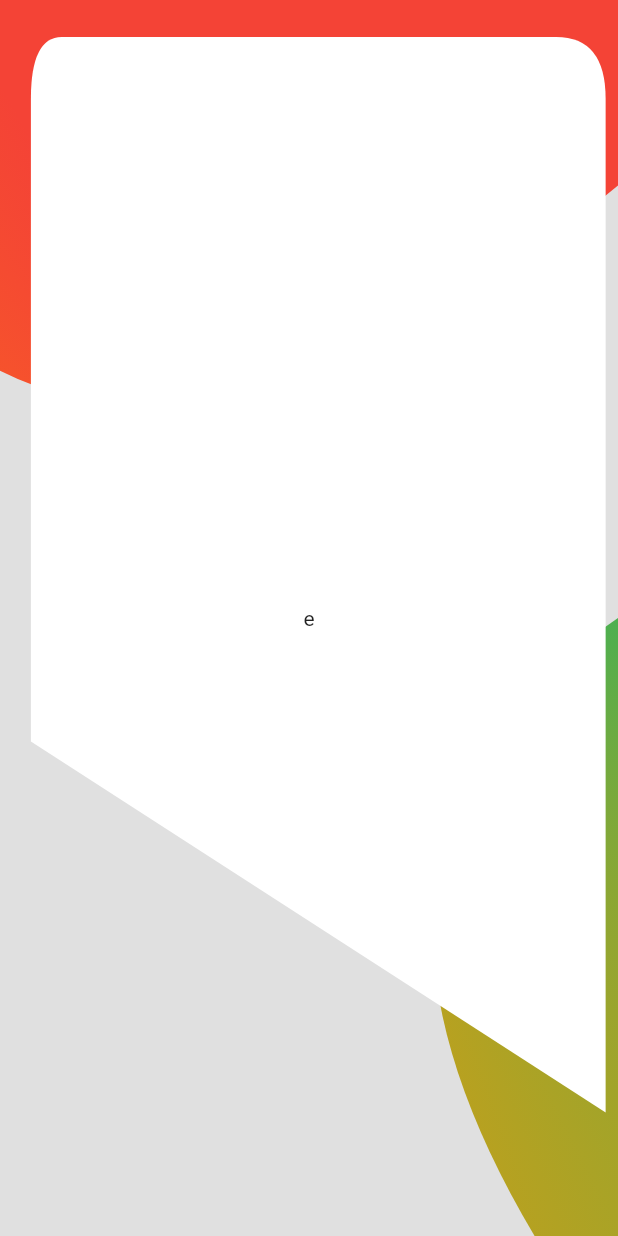
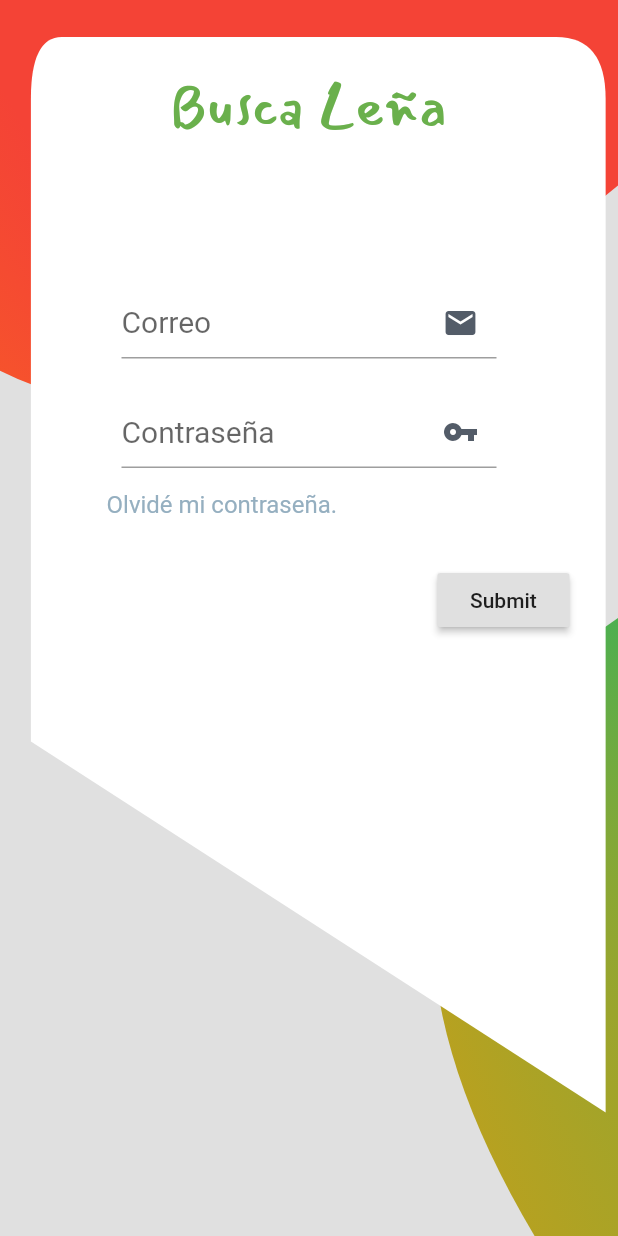
Before and after one commit to juanlatorre/busca_lena, a Flutter app: the screen it shows after launch, on a phone screen of 412 x 824 dp. Run offline on Flutter 3.47's test engine with Material 2 defaults, Android fonts, the phone set to English and light mode, and no system bars.

Commit message:
Login Input

```diff
--- /dev/null
+++ b/lib/components/login_input.dart
@@ -0,0 +1,30 @@
+import 'package:flutter/material.dart';
+import 'package:flutter/widgets.dart';
+
+Widget inputBox(String hint) {
+  return Container(
+    margin:
+        hint == "Correo" ? EdgeInsets.only(top: 100) : EdgeInsets.only(top: 25),
+    width: 250,
+    child: TextFormField(
+      keyboardType:
+          hint == "Correo" ? TextInputType.emailAddress : TextInputType.text,
+      cursorColor: Color(0xff535c68),
+      autocorrect: false,
+      decoration: InputDecoration(
+        hintText: hint,
+        suffixIcon: Icon(
+          hint == "Correo" ? Icons.email : Icons.vpn_key,
+          color: Color(0xff535c68),
+        ),
+        focusedBorder: UnderlineInputBorder(
+          borderSide: BorderSide(color: Color(0xff535c68)),
+        ),
+      ),
+      style: TextStyle(
+        fontSize: 20,
+        color: Color(0xff535c68),
+      ),
+    ),
+  );
+}
--- a/lib/views/login.dart
+++ b/lib/views/login.dart
@@ -1,6 +1,8 @@
 import 'package:busca_lena/components/login_background.dart';
 import 'package:busca_lena/components/login_box.dart';
+import 'package:busca_lena/components/login_input.dart';
 import 'package:flutter/material.dart';
+import 'package:flutter/services.dart';
 
 class Login extends StatefulWidget {
   Login({Key key}) : super(key: key);
@@ -9,9 +11,13 @@ class Login extends StatefulWidget {
 }
 
 class _LoginState extends State<Login> {
+  final _scaffoldKey = GlobalKey<ScaffoldState>();
+
   @override
   Widget build(BuildContext context) {
     return Scaffold(
+      key: _scaffoldKey,
+      resizeToAvoidBottomInset: false,
       body: Container(
         width: double.infinity,
         height: double.infinity,
@@ -20,11 +26,54 @@ class _LoginState extends State<Login> {
           child: SafeArea(
             child: CustomPaint(
               painter: LoginBox(),
-              child: Column(
-                mainAxisAlignment: MainAxisAlignment.center,
-                children: <Widget>[
-                  Text("e"),
-                ],
+              child: Padding(
+                padding: const EdgeInsets.only(top: 50),
+                child: Column(
+                  children: <Widget>[
+                    Text(
+                      "Busca Leña",
+                      style: TextStyle(
+                        fontFamily: 'Monsalva',
+                        fontSize: 38,
+                        color: Color(0xff6ab04c),
+                      ),
+                    ),
+                    inputBox("Correo"),
+                    inputBox("Contraseña"),
+                    SizedBox(height: 15),
+                    Align(
+                      alignment: Alignment(-0.45, 1),
+                      child: Material(
+                        color: Colors.white,
+                        child: InkWell(
+                          child: Text(
+                            "Olvidé mi contraseña.",
+                            textAlign: TextAlign.start,
+                            style: TextStyle(
+                              color: Color(0xff95afc0),
+                              fontSize: 16,
+                            ),
+                          ),
+                          onTap: () {},
+                        ),
+                      ),
+                    ),
+                    SizedBox(
+                      height: 30,
+                    ),
+                    Align(
+                      alignment: Alignment(0.8, 1),
+                      child: RaisedButton(
+                        onPressed: () {
+                          FocusScope.of(context).unfocus();
+                          _scaffoldKey.currentState.showSnackBar(
+                              SnackBar(content: Text('Processing Data')));
+                        },
+                        child: Text('Submit'),
+                      ),
+                    )
+                  ],
+                ),
               ),
             ),
           ),
```
Also changed, not shown: pubspec.yaml (+5 -55 lines), fonts/Mansalva-Regular.ttf (added).
